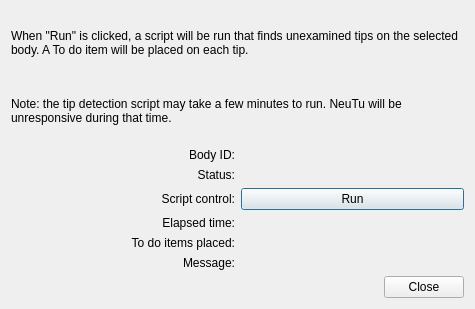
janelia-flyem/NeuTu, file neurolabi/gui/tipdetectordialog.ui: the form before one commit.
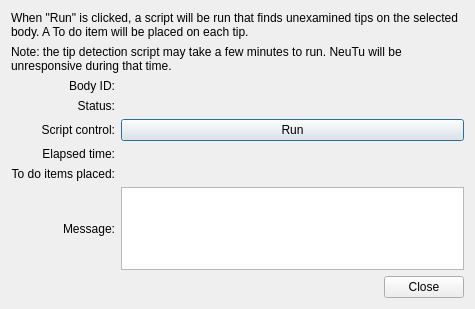
The form after the commit.

Commit message: improved message display in tip detector dialog

Diff of the .ui file:
```diff
--- a/neurolabi/gui/tipdetectordialog.ui
+++ b/neurolabi/gui/tipdetectordialog.ui
@@ -132,9 +132,9 @@
       </widget>
      </item>
      <item row="5" column="1">
-      <widget class="QLabel" name="messageLabel">
-       <property name="text">
-        <string/>
+      <widget class="QTextEdit" name="messageText">
+       <property name="readOnly">
+        <bool>true</bool>
        </property>
       </widget>
      </item>
```
The commit also changes 1 other file.
